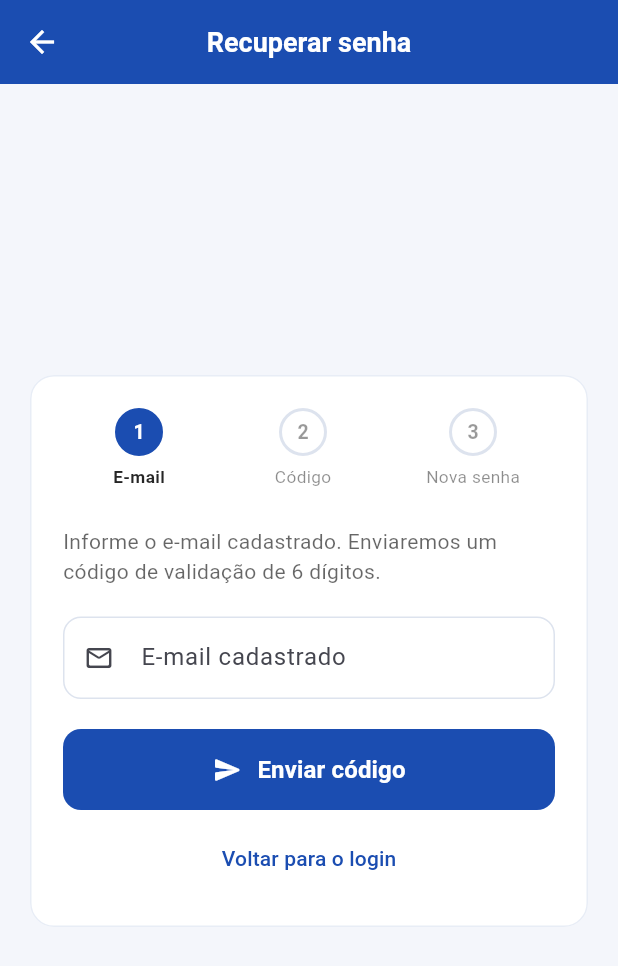
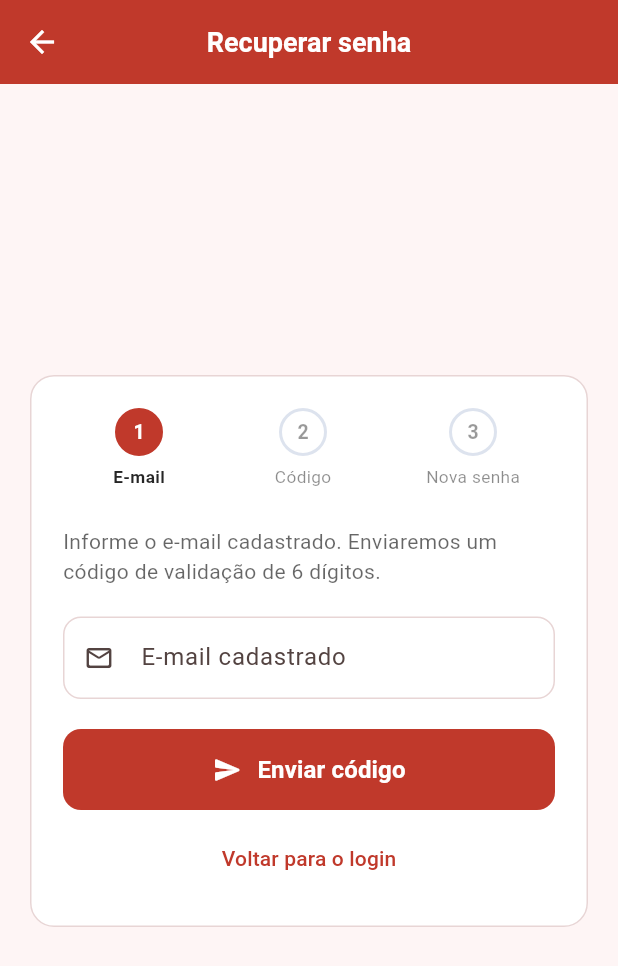
Before and after one commit to Equipe-de-Dev-6/reserva-mobile, a Flutter app: the screen it shows after launch, after a tap on "Esqueci minha senha", on a phone screen of 412 x 824 dp. Shown: the top 966 px of the screen. Run offline on Flutter 3.47's test engine with Material 3 defaults, Android fonts, the light colour scheme and no system bars; our stand-ins replace dio, flutter_secure_storage, get; accounts and stored records are empty.

Commit message:
Correções gerais

```diff
--- a/lib/app/tema.dart
+++ b/lib/app/tema.dart
@@ -7,17 +7,17 @@ import 'package:flutter/material.dart';
 class Tema {
   Tema._();
 
-  static const Color azulPrimario = Color(0xFF1B4DB1);
-  static const Color azulEscuro = Color(0xFF0F2E6B);
-  static const Color fundo = Color(0xFFF4F6FB);
+  static const Color vermelhoPrimario = Color(0xFFC0392B);
+  static const Color vermelhoEscuro = Color(0xFF962D1E);
+  static const Color fundo = Color(0xFFFEF5F5);
   static const Color sucesso = Color(0xFF1B8A5A);
   static const Color alerta = Color(0xFFD9822B);
   static const Color perigo = Color(0xFFC0392B);
 
   static ThemeData get claro {
     final esquema = ColorScheme.fromSeed(
-      seedColor: azulPrimario,
-      primary: azulPrimario,
+      seedColor: vermelhoPrimario,
+      primary: vermelhoPrimario,
     );
 
     return ThemeData(
@@ -25,7 +25,7 @@ class Tema {
       colorScheme: esquema,
       scaffoldBackgroundColor: fundo,
       appBarTheme: const AppBarTheme(
-        backgroundColor: azulPrimario,
+        backgroundColor: vermelhoPrimario,
         foregroundColor: Colors.white,
         elevation: 0,
         centerTitle: true,
@@ -42,15 +42,15 @@ class Tema {
             const EdgeInsets.symmetric(horizontal: 16, vertical: 16),
         border: OutlineInputBorder(
           borderRadius: BorderRadius.circular(12),
-          borderSide: const BorderSide(color: Color(0xFFDDE3EE)),
+          borderSide: const BorderSide(color: Color(0xFFE8D5D5)),
         ),
         enabledBorder: OutlineInputBorder(
           borderRadius: BorderRadius.circular(12),
-          borderSide: const BorderSide(color: Color(0xFFDDE3EE)),
+          borderSide: const BorderSide(color: Color(0xFFE8D5D5)),
         ),
         focusedBorder: OutlineInputBorder(
           borderRadius: BorderRadius.circular(12),
-          borderSide: const BorderSide(color: azulPrimario, width: 1.6),
+          borderSide: const BorderSide(color: vermelhoPrimario, width: 1.6),
         ),
         errorBorder: OutlineInputBorder(
           borderRadius: BorderRadius.circular(12),
@@ -68,7 +68,7 @@ class Tema {
         margin: EdgeInsets.zero,
         shape: RoundedRectangleBorder(
           borderRadius: BorderRadius.circular(16),
-          side: const BorderSide(color: Color(0xFFE8EDF6)),
+          side: const BorderSide(color: Color(0xFFE8D5D5)),
         ),
       ),
       textTheme: const TextTheme(
--- a/lib/views/admin/admin_home_view.dart
+++ b/lib/views/admin/admin_home_view.dart
@@ -115,10 +115,10 @@ class _AtalhoPainel extends StatelessWidget {
                 width: 48,
                 height: 48,
                 decoration: BoxDecoration(
-                  color: Tema.azulPrimario.withValues(alpha: 0.10),
+                  color: Tema.vermelhoPrimario.withValues(alpha: 0.10),
                   borderRadius: BorderRadius.circular(14),
                 ),
-                child: Icon(icone, color: Tema.azulPrimario, size: 24),
+                child: Icon(icone, color: Tema.vermelhoPrimario, size: 24),
               ),
               const SizedBox(width: 16),
               Expanded(
--- a/lib/views/admin/professores/professor_cadastro_view.dart
+++ b/lib/views/admin/professores/professor_cadastro_view.dart
@@ -183,15 +183,15 @@ class _AvisoRegra extends StatelessWidget {
     return Container(
       padding: const EdgeInsets.all(14),
       decoration: BoxDecoration(
-        color: Tema.azulPrimario.withValues(alpha: 0.07),
+        color: Tema.vermelhoPrimario.withValues(alpha: 0.07),
         borderRadius: BorderRadius.circular(12),
-        border: Border.all(color: Tema.azulPrimario.withValues(alpha: 0.25)),
+        border: Border.all(color: Tema.vermelhoPrimario.withValues(alpha: 0.25)),
       ),
       child: Row(
         crossAxisAlignment: CrossAxisAlignment.start,
         children: [
           const Icon(Icons.info_outline_rounded,
-              size: 20, color: Tema.azulPrimario),
+              size: 20, color: Tema.vermelhoPrimario),
           const SizedBox(width: 10),
           Expanded(
             child: Text(
--- a/lib/views/admin/professores/professor_detalhe_view.dart
+++ b/lib/views/admin/professores/professor_detalhe_view.dart
@@ -62,7 +62,7 @@ class ProfessorDetalheView extends GetView<ProfessorDetalheController> {
               style: const TextStyle(
                 fontSize: 13,
                 fontWeight: FontWeight.w800,
-                color: Tema.azulPrimario,
+                color: Tema.vermelhoPrimario,
               ),
             ),
           ],
@@ -107,7 +107,7 @@ class _CabecalhoProfessor extends StatelessWidget {
         gradient: const LinearGradient(
           begin: Alignment.topLeft,
           end: Alignment.bottomRight,
-          colors: [Tema.azulPrimario, Tema.azulEscuro],
+          colors: [Tema.vermelhoPrimario, Tema.vermelhoEscuro],
         ),
         borderRadius: BorderRadius.circular(18),
       ),
--- a/lib/views/auth/cadastro_admin_view.dart
+++ b/lib/views/auth/cadastro_admin_view.dart
@@ -48,15 +48,15 @@ class _AvisoRegra extends StatelessWidget {
     return Container(
       padding: const EdgeInsets.all(14),
       decoration: BoxDecoration(
-        color: Tema.azulPrimario.withValues(alpha: 0.07),
+        color: Tema.vermelhoPrimario.withValues(alpha: 0.07),
         borderRadius: BorderRadius.circular(12),
-        border: Border.all(color: Tema.azulPrimario.withValues(alpha: 0.25)),
+        border: Border.all(color: Tema.vermelhoPrimario.withValues(alpha: 0.25)),
       ),
       child: Row(
         crossAxisAlignment: CrossAxisAlignment.start,
         children: [
           const Icon(Icons.admin_panel_settings_outlined,
-              size: 20, color: Tema.azulPrimario),
+              size: 20, color: Tema.vermelhoPrimario),
           const SizedBox(width: 10),
           Expanded(
             child: Text(
--- a/lib/views/auth/login_view.dart
+++ b/lib/views/auth/login_view.dart
@@ -24,7 +24,7 @@ class LoginView extends GetView<AuthController> {
           gradient: LinearGradient(
             begin: Alignment.topCenter,
             end: Alignment.bottomCenter,
-            colors: [Tema.azulPrimario, Tema.azulEscuro],
+            colors: [Tema.vermelhoPrimario, Tema.vermelhoEscuro],
           ),
         ),
         child: SafeArea(
@@ -64,7 +64,7 @@ class _Cabecalho extends StatelessWidget {
             borderRadius: BorderRadius.circular(24),
           ),
           child: const Icon(Icons.school_rounded,
-              size: 46, color: Tema.azulPrimario),
+              size: 46, color: Tema.vermelhoPrimario),
         ),
         const SizedBox(height: 20),
         const Text(
--- a/lib/views/auth/recuperar_senha_view.dart
+++ b/lib/views/auth/recuperar_senha_view.dart
@@ -97,12 +97,12 @@ class _IndicadorEtapas extends StatelessWidget {
                   height: 32,
                   decoration: BoxDecoration(
                     color: concluida
-                        ? Tema.azulPrimario
+                        ? Tema.vermelhoPrimario
                         : Colors.white.withValues(alpha: 0.9),
                     shape: BoxShape.circle,
                     border: Border.all(
                       color: concluida
-                          ? Tema.azulPrimario
+                          ? Tema.vermelhoPrimario
                           : const Color(0xFFDDE3EE),
                       width: 2,
                     ),
--- a/lib/views/perfil/perfil_view.dart
+++ b/lib/views/perfil/perfil_view.dart
@@ -95,7 +95,7 @@ class _Cabecalho extends StatelessWidget {
         gradient: const LinearGradient(
           begin: Alignment.topLeft,
           end: Alignment.bottomRight,
-          colors: [Tema.azulPrimario, Tema.azulEscuro],
+          colors: [Tema.vermelhoPrimario, Tema.vermelhoEscuro],
         ),
         borderRadius: BorderRadius.circular(18),
       ),
@@ -386,7 +386,7 @@ class _CartaoSenha extends StatelessWidget {
                     child: Row(
                       children: [
                         const Icon(Icons.lock_outline_rounded,
-                            color: Tema.azulPrimario),
+                            color: Tema.vermelhoPrimario),
                         const SizedBox(width: 12),
                         const Expanded(
                           child: Column(
--- a/lib/views/professor/professor_home_view.dart
+++ b/lib/views/professor/professor_home_view.dart
@@ -110,10 +110,10 @@ class _AtalhoPainel extends StatelessWidget {
                 width: 48,
                 height: 48,
                 decoration: BoxDecoration(
-                  color: Tema.azulPrimario.withValues(alpha: 0.10),
+                  color: Tema.vermelhoPrimario.withValues(alpha: 0.10),
                   borderRadius: BorderRadius.circular(14),
                 ),
-                child: Icon(icone, color: Tema.azulPrimario, size: 24),
+                child: Icon(icone, color: Tema.vermelhoPrimario, size: 24),
               ),
               const SizedBox(width: 16),
               Expanded(
--- a/lib/views/splash/splash_view.dart
+++ b/lib/views/splash/splash_view.dart
@@ -21,7 +21,7 @@ class SplashView extends GetView<SplashController> {
           gradient: LinearGradient(
             begin: Alignment.topLeft,
             end: Alignment.bottomRight,
-            colors: [Tema.azulPrimario, Tema.azulEscuro],
+            colors: [Tema.vermelhoPrimario, Tema.vermelhoEscuro],
           ),
         ),
         child: const Center(
@@ -88,7 +88,7 @@ class _Logo extends StatelessWidget {
         borderRadius: BorderRadius.circular(26),
       ),
       child: const Icon(Icons.school_rounded,
-          size: 54, color: Tema.azulPrimario),
+          size: 54, color: Tema.vermelhoPrimario),
     );
   }
 }
--- a/lib/widgets/badge_status.dart
+++ b/lib/widgets/badge_status.dart
@@ -58,7 +58,7 @@ class _EstiloDoStatus {
   final Color cor;
 
   static _EstiloDoStatus para(String status) => switch (status) {
-        'em_uso' => const _EstiloDoStatus('Em uso', Tema.azulPrimario),
+        'em_uso' => const _EstiloDoStatus('Em uso', Tema.vermelhoPrimario),
         'disponivel' => const _EstiloDoStatus('Disponível', Tema.sucesso),
         'em_manutencao' => const _EstiloDoStatus('Manutenção', Tema.alerta),
         'baixado' => const _EstiloDoStatus('Baixado', Tema.perigo),
--- a/lib/widgets/cabecalho_usuario.dart
+++ b/lib/widgets/cabecalho_usuario.dart
@@ -25,7 +25,7 @@ class CabecalhoUsuario extends StatelessWidget {
           gradient: LinearGradient(
             begin: Alignment.topLeft,
             end: Alignment.bottomRight,
-            colors: [Tema.azulPrimario, Tema.azulEscuro],
+            colors: [Tema.vermelhoPrimario, Tema.vermelhoEscuro],
           ),
         ),
         child: Row(
--- a/lib/widgets/cartao_patrimonio.dart
+++ b/lib/widgets/cartao_patrimonio.dart
@@ -37,12 +37,12 @@ class CartaoPatrimonio extends StatelessWidget {
             width: 46,
             height: 46,
             decoration: BoxDecoration(
-              color: Tema.azulPrimario.withValues(alpha: 0.09),
+              color: Tema.vermelhoPrimario.withValues(alpha: 0.09),
               borderRadius: BorderRadius.circular(12),
             ),
             child: Icon(
               _iconeDaCategoria(patrimonio.categoria),
-              color: Tema.azulPrimario,
+              color: Tema.vermelhoPrimario,
               size: 24,
             ),
           ),
--- a/lib/widgets/cartao_professor.dart
+++ b/lib/widgets/cartao_professor.dart
@@ -20,7 +20,7 @@ class CartaoProfessor extends StatelessWidget {
 
   @override
   Widget build(BuildContext context) {
-    final corContador = professor.possuiBens ? Tema.azulPrimario : Tema.sucesso;
+    final corContador = professor.possuiBens ? Tema.vermelhoPrimario : Tema.sucesso;
 
     return Card(
       // Feedback tátil imediato ao tocar (RNF01).
@@ -98,11 +98,11 @@ class _Avatar extends StatelessWidget {
   Widget build(BuildContext context) {
     return CircleAvatar(
       radius: 24,
-      backgroundColor: Tema.azulPrimario.withValues(alpha: 0.12),
+      backgroundColor: Tema.vermelhoPrimario.withValues(alpha: 0.12),
       child: Text(
         professor.iniciais,
         style: const TextStyle(
-          color: Tema.azulPrimario,
+          color: Tema.vermelhoPrimario,
           fontWeight: FontWeight.w700,
           fontSize: 16,
         ),
```
Also changed, not shown: lib/models/perfil_request.dart (+14 -15 lines), 1 other file.
